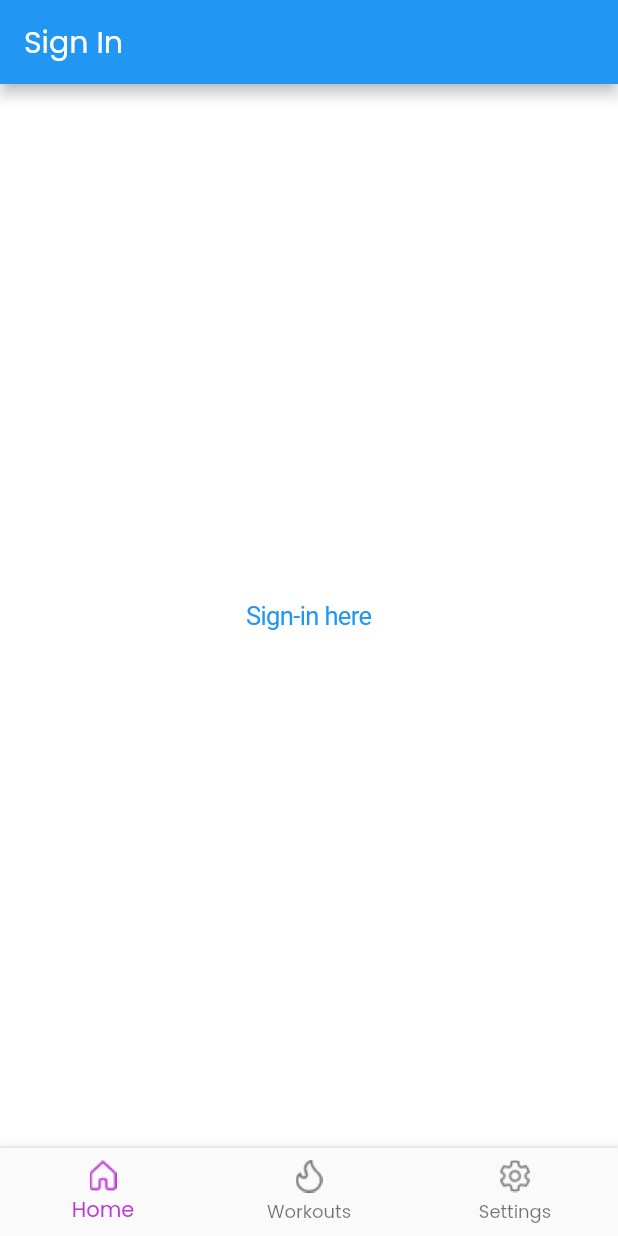
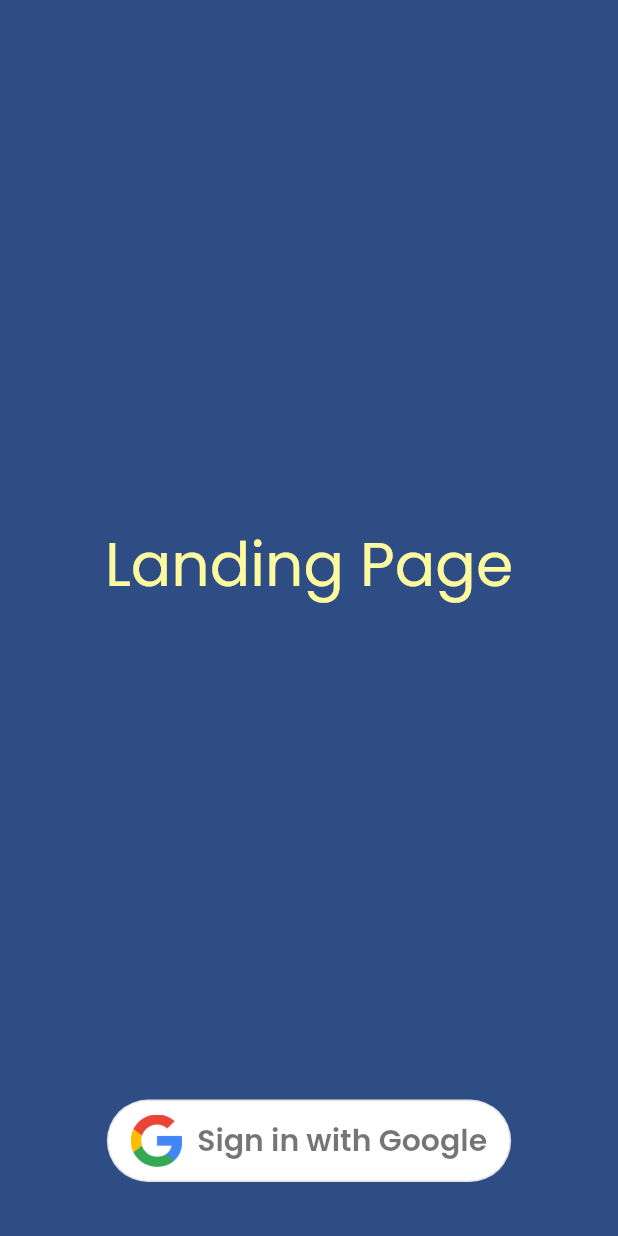
Before and after one commit to alexisbl14/fitness_tracker_app, a Flutter app: the screen it shows after launch, on a phone screen of 412 x 824 dp. Run offline on Flutter 3.47's test engine with Material 2 defaults, Android fonts, the phone set to English and light mode, and no system bars; our stand-ins replace cloud_firestore, firebase_auth, firebase_core, google_sign_in; missing offline and left inert: dart:ffi; accounts and stored records are empty.

Commit message:
https://medium.com/flutter-community/flutter-implementing-google-sign-in-71888bca24ed

```diff
--- a/lib/main.dart
+++ b/lib/main.dart
@@ -1,3 +1,4 @@
+import 'package:fitness_tracker_app/screens/page/sign_in_screen.dart';
 import 'package:flutter/material.dart';
 import 'package:fitness_tracker_app/screens/page/tab_bar_page.dart';
 import 'package:flutter/cupertino.dart';
@@ -32,6 +33,8 @@
           visualDensity: VisualDensity.adaptivePlatformDensity,
         ),
         //home: isLoggedIn ? TabBarPage() : OnboardingPage(),
-        home: const TabBarPage());
+        // home: const TabBarPage());
+        home: const SignInScreen(),
+    );
   }
 }
--- /dev/null
+++ b/lib/screens/page/sign_in_screen.dart
@@ -0,0 +1,68 @@
+import 'package:fitness_tracker_app/services/FBAuthentication.dart';
+import 'package:flutter/cupertino.dart';
+import 'package:flutter/material.dart';
+
+import '../../widgets/google_sign_in_button.dart';
+
+class SignInScreen extends StatefulWidget {
+  const SignInScreen({Key? key}) : super(key: key);
+
+
+  @override
+    _SignInScreenState createState() => _SignInScreenState();
+}
+
+class _SignInScreenState extends State<SignInScreen> {
+  @override
+  Widget build(BuildContext context) {
+    return Scaffold(
+      backgroundColor: const Color.fromARGB(255, 46, 77, 133),
+      body: SafeArea(
+        child: Padding(
+          padding: const EdgeInsets.only(
+            left: 16.0,
+            right: 16.0,
+            bottom: 20.0,
+          ),
+          child: Column(
+            mainAxisSize: MainAxisSize.max,
+            children: [
+              Row(),
+              Expanded(
+                child: Column(
+                  mainAxisSize: MainAxisSize.min,
+                  mainAxisAlignment: MainAxisAlignment.center,
+                  children: const [
+                    SizedBox(height: 20),
+                    Text(
+                      'Landing Page',
+                      style: TextStyle(
+                        color: Color.fromARGB(255, 252, 249, 159),
+                        fontSize: 40,
+                      ),
+                    ),
+                  ],
+                ),
+              ),
+              FutureBuilder(
+                future: FBAuthentication.initializeFirebase(context: context),
+                builder: (context, snapshot) {
+                  if (snapshot.hasError) {
+                    return Text('Error initializing Firebase');
+                  } else if (snapshot.connectionState == ConnectionState.done) {
+                    return GoogleSignInButton();
+                  }
+                  return const CircularProgressIndicator(
+                    valueColor: AlwaysStoppedAnimation<Color>(
+                      Color.fromARGB(255, 242, 203, 111),
+                    ),
+                  );
+                },
+              ),
+            ],
+          ),
+        ),
+      ),
+    );
+  }
+}
--- /dev/null
+++ b/lib/widgets/google_sign_in_button.dart
@@ -0,0 +1,82 @@
+import 'package:firebase_auth/firebase_auth.dart';
+import 'package:fitness_tracker_app/screens/home/home_page.dart';
+import 'package:flutter/cupertino.dart';
+import 'package:flutter/material.dart';
+
+import '../services/FBAuthentication.dart';
+
+class GoogleSignInButton extends StatefulWidget {
+  @override
+  _GoogleSignInButtonState createState() => _GoogleSignInButtonState();
+}
+
+class _GoogleSignInButtonState extends State<GoogleSignInButton> {
+  bool _isSigningIn = false;
+
+  @override
+  Widget build(BuildContext context) {
+    return Padding(
+      padding: const EdgeInsets.only(bottom: 16.0),
+      child: _isSigningIn
+          ? const CircularProgressIndicator(
+        valueColor: AlwaysStoppedAnimation<Color>(Colors.white),
+      )
+          : OutlinedButton(
+        style: ButtonStyle(
+          backgroundColor: MaterialStateProperty.all(Colors.white),
+          shape: MaterialStateProperty.all(
+            RoundedRectangleBorder(
+              borderRadius: BorderRadius.circular(40),
+            ),
+          ),
+        ),
+        onPressed: () async {
+          setState(() {
+            _isSigningIn = true;
+          });
+
+          User? user =
+          await FBAuthentication.signInWithGoogle(context: context);
+
+          setState(() {
+            _isSigningIn = false;
+          });
+
+          if (user != null) {
+            Navigator.of(context).pushReplacement(
+              MaterialPageRoute(
+                builder: (context) => HomePage(
+                  // user: user,
+                ),
+              ),
+            );
+          }
+        },
+        child: Padding(
+          padding: const EdgeInsets.fromLTRB(0, 10, 0, 10),
+          child: Row(
+            mainAxisSize: MainAxisSize.min,
+            mainAxisAlignment: MainAxisAlignment.center,
+            children: const <Widget>[
+              Image(
+                image: AssetImage("assets/google_logo.png"),
+                height: 35.0,
+              ),
+              Padding(
+                padding: EdgeInsets.only(left: 10),
+                child: Text(
+                  'Sign in with Google',
+                  style: TextStyle(
+                    fontSize: 20,
+                    color: Colors.black54,
+                    fontWeight: FontWeight.w600,
+                  ),
+                ),
+              )
+            ],
+          ),
+        ),
+      ),
+    );
+  }
+}
--- a/pubspec.yaml
+++ b/pubspec.yaml
@@ -76,6 +76,7 @@
     - assets/icons/home_icon.png
     - assets/icons/settings_icon.png
     - assets/icons/workouts_icon.png
+    - assets/
 
   # An image asset can refer to one or more resolution-specific "variants", see
   # https://flutter.dev/assets-and-images/#resolution-aware
```
Also changed, not shown: lib/screens/home/sign_in_page.dart (+0 -7 lines), lib/services/FBAuthentication.dart (added, +96 -0 lines), lib/services/database.dart (+8 -0 lines), assets/google_logo.png (added).
